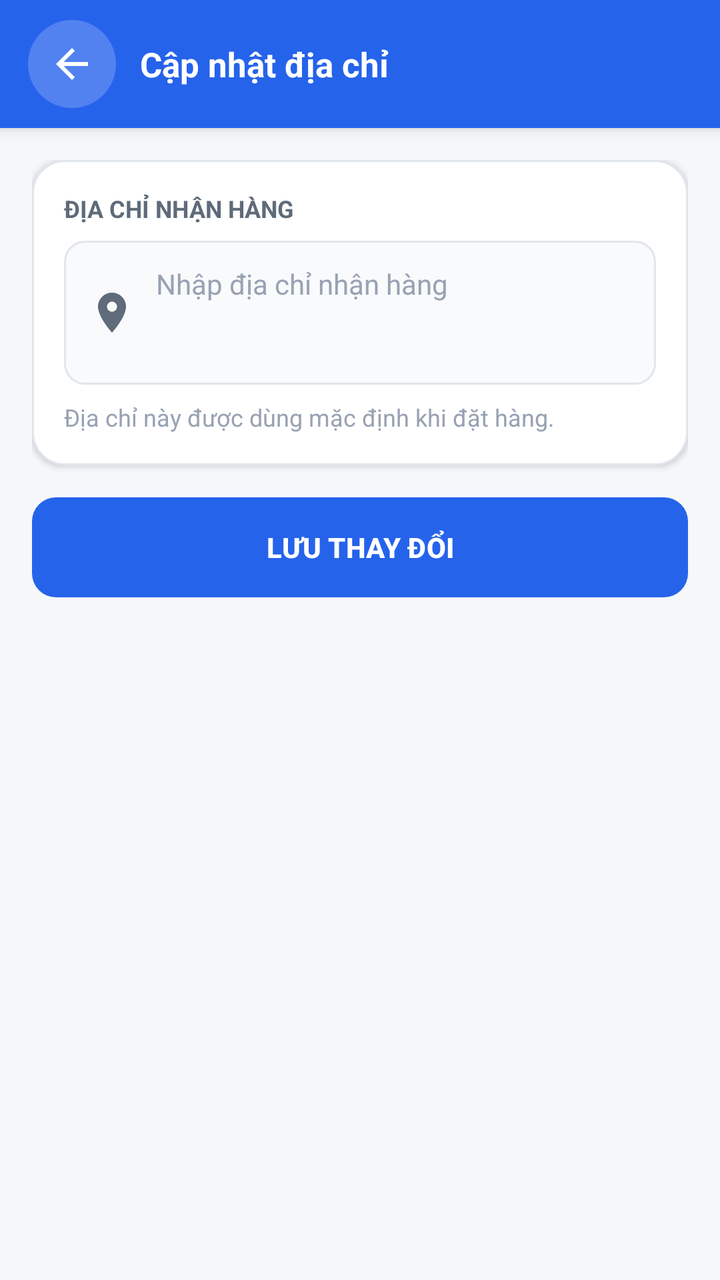
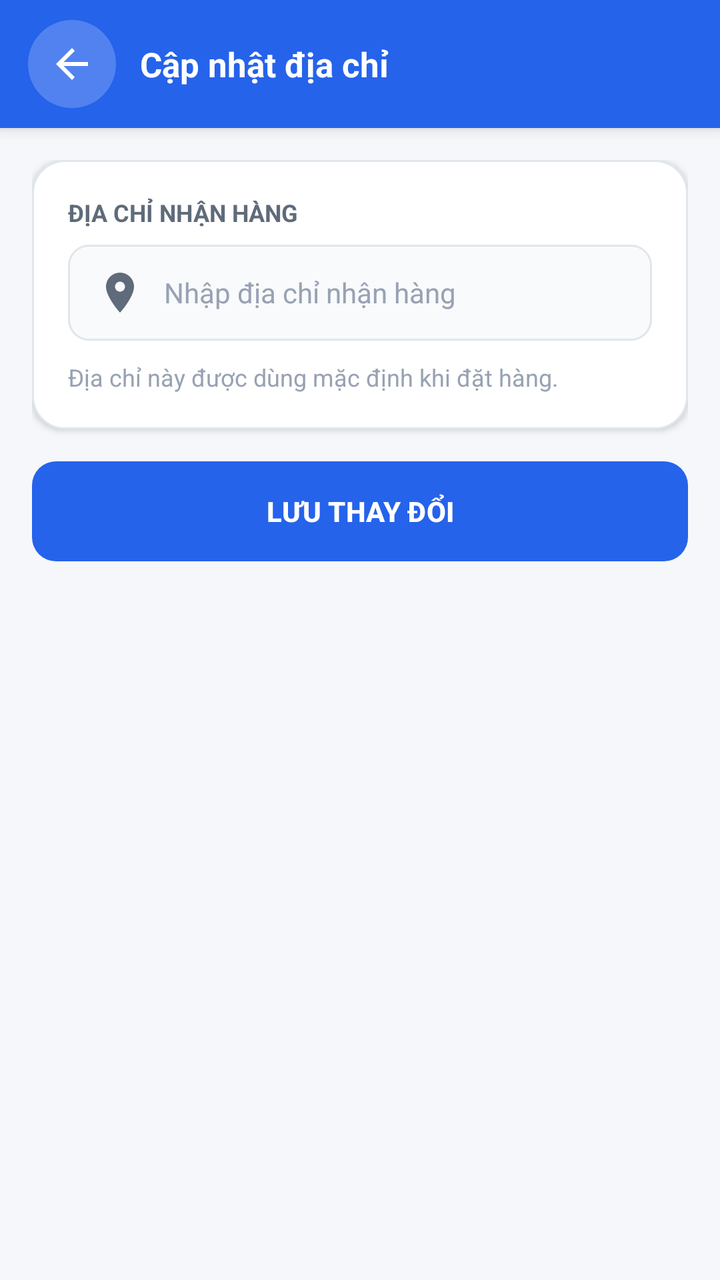

An Android layout rendered at two revisions. The XML below is the earlier revision; the diff shows what the commit changed to produce the second picture.
<!-- AndroidManifest.xml: application theme Theme.Ecommerce -->
<!-- res/layout/activity_edit_address.xml -->
<?xml version="1.0" encoding="utf-8"?>
<LinearLayout xmlns:android="http://schemas.android.com/apk/res/android"
    xmlns:app="http://schemas.android.com/apk/res-auto"
    xmlns:tools="http://schemas.android.com/tools"
    android:layout_width="match_parent"
    android:layout_height="match_parent"
    android:background="@color/page_background"
    android:orientation="vertical"
    tools:context=".EditAddressActivity">

    <LinearLayout
        style="@style/AppToolbar">
        <ImageView
            android:id="@+id/btnBack"
            style="@style/AppToolbarBackButton" />
        <TextView
            style="@style/AppToolbarTitle"
            android:layout_width="0dp"
            android:layout_height="wrap_content"
            android:layout_marginStart="12dp"
            android:layout_weight="1"
            android:text="Cập nhật địa chỉ" />
    </LinearLayout>

    <ScrollView
        android:layout_width="match_parent"
        android:layout_height="0dp"
        android:layout_weight="1"
        android:fillViewport="true">
        <LinearLayout
            android:layout_width="match_parent"
            android:layout_height="wrap_content"
            android:orientation="vertical"
            android:padding="16dp">
            <LinearLayout
                android:layout_width="match_parent"
                android:layout_height="wrap_content"
                android:background="@drawable/bg_card_white"
                android:elevation="2dp"
                android:orientation="vertical"
                android:padding="16dp">
                <TextView
                    android:layout_width="wrap_content"
                    android:layout_height="wrap_content"
                    android:text="ĐỊA CHỈ NHẬN HÀNG"
                    android:textColor="@color/text_secondary"
                    android:textSize="12sp"
                    android:textStyle="bold" />
                <EditText
                    android:id="@+id/edtAddress"
                    android:layout_width="match_parent"
                    android:layout_height="72dp"
                    android:layout_marginTop="8dp"
                    android:background="@drawable/bg_input"
                    android:drawableStart="@drawable/ic_location"
                    android:drawablePadding="10dp"
                    android:gravity="top|start"
                    android:hint="Nhập địa chỉ nhận hàng"
                    android:inputType="textMultiLine|textPostalAddress"
                    android:padding="12dp"
                    android:textColor="@color/text_primary"
                    android:textColorHint="@color/text_tertiary"
                    android:textSize="14sp" />
                <TextView
                    android:layout_width="match_parent"
                    android:layout_height="wrap_content"
                    android:layout_marginTop="8dp"
                    android:text="Địa chỉ này được dùng mặc định khi đặt hàng."
                    android:textColor="@color/text_tertiary"
                    android:textSize="12sp" />
            </LinearLayout>
            <com.google.android.material.button.MaterialButton
                android:id="@+id/btnSaveAddress"
                android:layout_width="match_parent"
                android:layout_height="50dp"
                android:layout_marginTop="16dp"
                android:insetTop="0dp"
                android:insetBottom="0dp"
                android:text="LƯU THAY ĐỔI"
                android:textColor="@color/white"
                android:textSize="14sp"
                android:textStyle="bold"
                app:backgroundTint="@color/primary"
                app:cornerRadius="12dp" />
        </LinearLayout>
    </ScrollView>
</LinearLayout>
<!-- resources referenced by this layout -->
<resources>
  <color name="page_background">#FFF5F7FA</color>
  <color name="primary">#FF2563EB</color>
  <color name="text_primary">#FF172033</color>
  <color name="text_secondary">#FF5F6B7A</color>
  <color name="text_tertiary">#FF98A2B3</color>
  <color name="white">#FFFFFFFF</color>
  <!-- drawable bg_card_white (drawable) -->
  <?xml version="1.0" encoding="utf-8"?>
  <shape xmlns:android="http://schemas.android.com/apk/res/android">
      <solid android:color="@color/white" />
      <corners android:radius="16dp" />
      <stroke android:width="1dp" android:color="@color/card_stroke" />
  </shape>
  <!-- drawable bg_input (drawable) -->
  <?xml version="1.0" encoding="utf-8"?>
  <shape xmlns:android="http://schemas.android.com/apk/res/android">
      <solid android:color="@color/input_background" />
      <corners android:radius="10dp" />
      <stroke android:width="1dp" android:color="@color/card_stroke" />
  </shape>
  <!-- drawable ic_location (drawable) -->
  <?xml version="1.0" encoding="utf-8"?>
  <vector xmlns:android="http://schemas.android.com/apk/res/android" android:width="24dp" android:height="24dp" android:viewportWidth="24" android:viewportHeight="24">
      <path android:fillColor="#FF5F6B7A" android:pathData="M12,2C8.13,2 5,5.13 5,9c0,5.25 7,13 7,13s7,-7.75 7,-13c0,-3.87 -3.13,-7 -7,-7zM12,11.5c-1.38,0 -2.5,-1.12 -2.5,-2.5s1.12,-2.5 2.5,-2.5 2.5,1.12 2.5,2.5 -1.12,2.5 -2.5,2.5z"/>
  </vector>
  <style name="AppToolbar">
          <item name="android:layout_width">match_parent</item>
          <item name="android:layout_height">64dp</item>
          <item name="android:background">@color/primary</item>
          <item name="android:gravity">center_vertical</item>
          <item name="android:orientation">horizontal</item>
          <item name="android:paddingHorizontal">14dp</item>
          <item name="android:elevation">4dp</item>
      </style>
  <style name="AppToolbarBackButton" parent="Widget.AppCompat.ImageButton">
          <item name="android:layout_width">44dp</item>
          <item name="android:layout_height">44dp</item>
          <item name="android:background">@drawable/bg_toolbar_icon_button</item>
          <item name="android:contentDescription">Quay lại</item>
          <item name="android:padding">10dp</item>
          <item name="android:src">@drawable/ic_arrow_back</item>
          <item name="android:tint">@color/white</item>
      </style>
  <style name="AppToolbarTitle">
          <item name="android:textColor">@color/white</item>
          <item name="android:textSize">17sp</item>
          <item name="android:textStyle">bold</item>
      </style>
  <style name="Theme.Ecommerce" parent="Base.Theme.Ecommerce" />
  <color name="card_stroke">#FFE1E6EC</color>
  <color name="input_background">#FFF8FAFC</color>
  <!-- drawable bg_toolbar_icon_button (drawable) -->
  <?xml version="1.0" encoding="utf-8"?>
  <shape xmlns:android="http://schemas.android.com/apk/res/android"
      android:shape="oval">
      <solid android:color="#33FFFFFF" />
  </shape>
  <!-- drawable ic_arrow_back (drawable) -->
  <?xml version="1.0" encoding="utf-8"?>
  <vector xmlns:android="http://schemas.android.com/apk/res/android" android:width="24dp" android:height="24dp" android:viewportWidth="24" android:viewportHeight="24">
      <path android:fillColor="#FF172033" android:pathData="M20,11H7.83l5.59,-5.59L12,4l-8,8 8,8 1.41,-1.41L7.83,13H20v-2z"/>
  </vector>
  <style name="Base.Theme.Ecommerce" parent="Theme.Material3.DayNight.NoActionBar">
          
          
      </style>
</resources>

<!-- the commit's change to res/layout/activity_edit_address.xml (unified diff, before → after) -->
@@ -38,7 +38,7 @@
                 android:background="@drawable/bg_card_white"
                 android:elevation="2dp"
                 android:orientation="vertical"
-                android:padding="16dp">
+                android:padding="18dp">
                 <TextView
                     android:layout_width="wrap_content"
                     android:layout_height="wrap_content"
@@ -49,22 +49,24 @@
                 <EditText
                     android:id="@+id/edtAddress"
                     android:layout_width="match_parent"
-                    android:layout_height="72dp"
+                    android:layout_height="wrap_content"
+                    android:minHeight="48dp"
                     android:layout_marginTop="8dp"
                     android:background="@drawable/bg_input"
                     android:drawableStart="@drawable/ic_location"
                     android:drawablePadding="10dp"
-                    android:gravity="top|start"
+                    android:gravity="center_vertical|start"
                     android:hint="Nhập địa chỉ nhận hàng"
                     android:inputType="textMultiLine|textPostalAddress"
-                    android:padding="12dp"
+                    android:paddingHorizontal="14dp"
+                    android:paddingVertical="10dp"
                     android:textColor="@color/text_primary"
                     android:textColorHint="@color/text_tertiary"
                     android:textSize="14sp" />
                 <TextView
                     android:layout_width="match_parent"
                     android:layout_height="wrap_content"
-                    android:layout_marginTop="8dp"
+                    android:layout_marginTop="10dp"
                     android:text="Địa chỉ này được dùng mặc định khi đặt hàng."
                     android:textColor="@color/text_tertiary"
                     android:textSize="12sp" />
<!-- resource entries referenced after the edit -->
@@ -31,7 +31,8 @@
           <item name="android:background">@color/primary</item>
           <item name="android:gravity">center_vertical</item>
           <item name="android:orientation">horizontal</item>
-          <item name="android:paddingHorizontal">14dp</item>
+          <item name="android:paddingLeft">14dp</item>
+          <item name="android:paddingRight">14dp</item>
           <item name="android:elevation">4dp</item>
       </style>
   <style name="AppToolbarBackButton" parent="Widget.AppCompat.ImageButton">
@@ -63,8 +64,6 @@
       <path android:fillColor="#FF172033" android:pathData="M20,11H7.83l5.59,-5.59L12,4l-8,8 8,8 1.41,-1.41L7.83,13H20v-2z"/>
   </vector>
   <style name="Base.Theme.Ecommerce" parent="Theme.Material3.DayNight.NoActionBar">
-          
-          
       </style>
 </resources>
 
